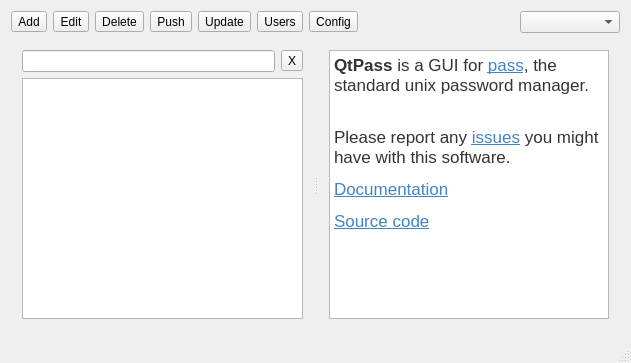
Old version of the form mainwindow.ui in the repository IJHack/QtPass.
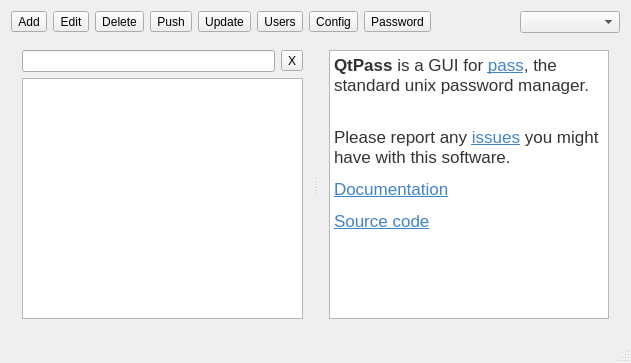
New version of the form.

Commit message: Modified the clipboard logic to allow for on-demand copy to clipboard.

```diff
--- a/mainwindow.ui
+++ b/mainwindow.ui
@@ -85,6 +85,16 @@
          </property>
         </widget>
        </item>
+       <item>
+        <widget class="QToolButton" name="copyPasswordButton">
+         <property name="toolTip">
+          <string>Copy Password</string>
+         </property>
+         <property name="text">
+          <string>Password</string>
+         </property>
+        </widget>
+       </item>
        <item>
         <spacer name="horizontalSpacer">
          <property name="orientation">
```
The commit also changes 5 other files.
